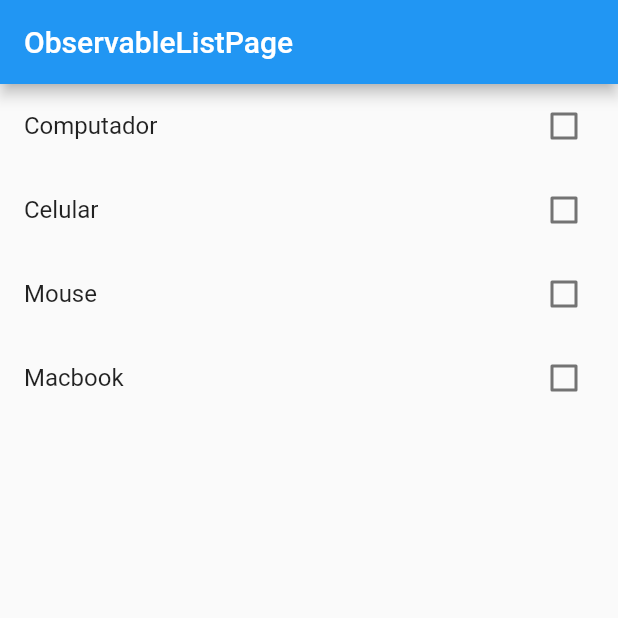
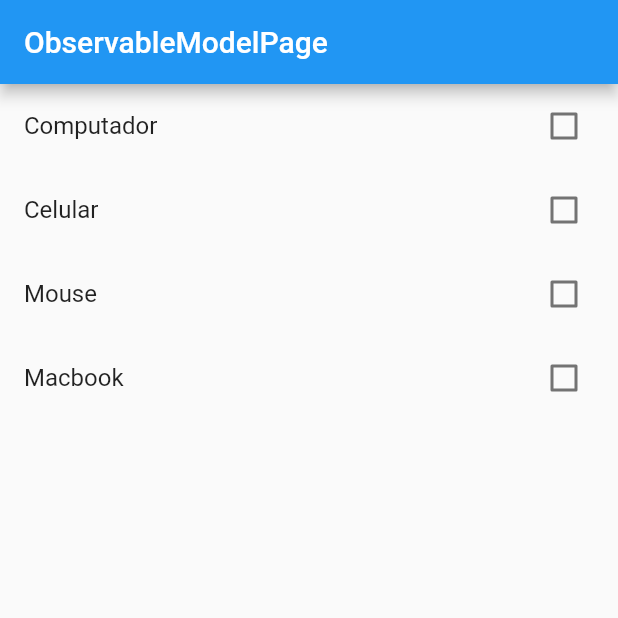
Before and after one commit to felipecastrosales/flutter_mobx_examples, a Flutter app: the screen it shows after launch, item 3 of the bottom bar chosen, after a tap on "Adicionar", on a phone screen of 412 x 824 dp, the top half of it. Run offline on Flutter 3.47's test engine with Material 2 defaults, Android fonts, the phone set to English and light mode, and no system bars; our stand-ins replace currency_text_input_formatter, flutter_mobx, mobx, syncfusion_flutter_gauges; generated files the repository leaves out were written again.

Commit message:
Observable Model

```diff
--- a/lib/main.dart
+++ b/lib/main.dart
@@ -3,7 +3,8 @@ import 'package:flutter/material.dart';
 // import 'counter/counter_page.dart';
 // import 'counter_codegen/counter_codegen_page.dart';
 // import 'bmi/bmi_page.dart';
-import 'observables/list/observable_list_page.dart';
+// import 'observables/list/observable_list_page.dart';
+import 'observables_model/observable_model_page.dart';
 
 void main() {
   runApp(const MyApp());
@@ -19,7 +20,7 @@ class MyApp extends StatelessWidget {
       theme: ThemeData(
         primarySwatch: Colors.blue,
       ),
-      home: const ObservableListPage(),
+      home: const ObservableModelPage(),
     );
   }
 }
--- /dev/null
+++ b/lib/observables_model/observable_model_controller.dart
@@ -0,0 +1,55 @@
+import 'package:mobx/mobx.dart';
+
+import 'package:mobx_bmi/model/product_model.dart';
+
+import 'model/product_store.dart';
+
+part 'observable_model_controller.g.dart';
+
+class ObservableModelController = ObservableModelControllerBase
+    with _$ObservableModelController;
+
+abstract class ObservableModelControllerBase with Store {
+  @observable
+  var products = <ProductStore>[].asObservable();
+
+  @action
+  void loadProducts() {
+    var productsData = [
+      ProductStore(
+        product: ProductModel(name: 'Computador'),
+        selected: false,
+      ),
+      ProductStore(
+        product: ProductModel(name: 'Celular'),
+        selected: false,
+      ),
+      ProductStore(
+        product: ProductModel(name: 'Mouse'),
+        selected: false,
+      ),
+    ];
+    products.addAll(productsData);
+  }
+
+  @action
+  void addProducts() {
+    products.add(
+      ProductStore(
+        product: ProductModel(name: 'Macbook'),
+        selected: false,
+      ),
+    );
+  }
+
+  @action
+  void removeProducts() {
+    products.removeAt(0);
+  }
+
+  @action
+  void selectedProducts(int index) {
+    var productSelected = products[index].selected;
+    products[index].selected = !productSelected;
+  }
+}
--- /dev/null
+++ b/lib/observables_model/observable_model_page.dart
@@ -0,0 +1,67 @@
+import 'package:flutter/material.dart';
+
+import 'package:flutter_mobx/flutter_mobx.dart';
+
+import 'observable_model_controller.dart';
+
+class ObservableModelPage extends StatefulWidget {
+  const ObservableModelPage({Key? key}) : super(key: key);
+
+  @override
+  State<ObservableModelPage> createState() => _ObservableListPModelageState();
+}
+
+class _ObservableListPModelageState extends State<ObservableModelPage> {
+  final controller = ObservableModelController();
+
+  @override
+  Widget build(BuildContext context) {
+    return Scaffold(
+      appBar: AppBar(
+        title: const Text('ObservableModelPage'),
+      ),
+      body: Column(
+        children: [
+          Expanded(
+            child: Observer(
+              builder: (_) {
+                return ListView.builder(
+                  itemCount: controller.products.length,
+                  itemBuilder: (context, index) {
+                    final productStore = controller.products[index];
+                    return Observer(
+                      builder: (_) {
+                        return CheckboxListTile(
+                          value: productStore.selected,
+                          onChanged: (_) => controller.selectedProducts(index),
+                          title: Text(productStore.product.name),
+                        );
+                      },
+                    );
+                  },
+                );
+              },
+            ),
+          ),
+          Row(
+            mainAxisAlignment: MainAxisAlignment.spaceBetween,
+            children: [
+              TextButton(
+                onPressed: () => controller.addProducts(),
+                child: const Text('Adicionar'),
+              ),
+              TextButton(
+                onPressed: () => controller.removeProducts(),
+                child: const Text('Remover'),
+              ),
+              TextButton(
+                onPressed: () => controller.loadProducts(),
+                child: const Text('Carregar'),
+              ),
+            ],
+          ),
+        ],
+      ),
+    );
+  }
+}
```
Also changed, not shown: lib/observables_model/model/product_store.dart (added, +21 -0 lines), lib/observables_model/model/product_store.g.dart (added), lib/observables_model/observable_model_controller.g.dart (added).
